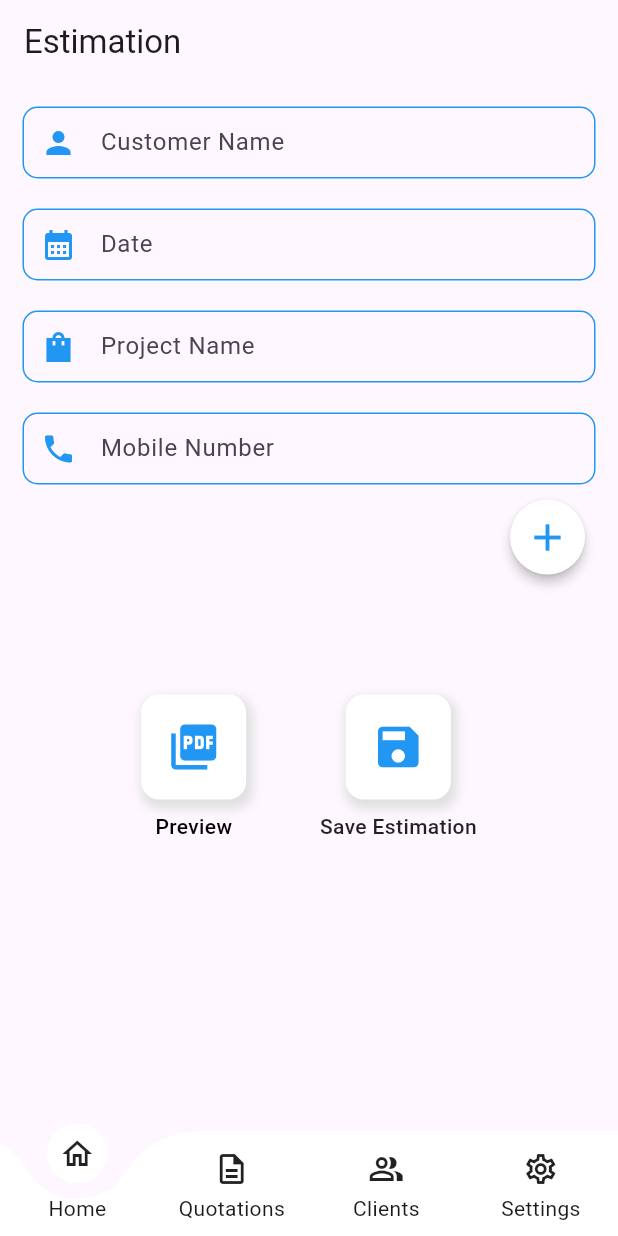
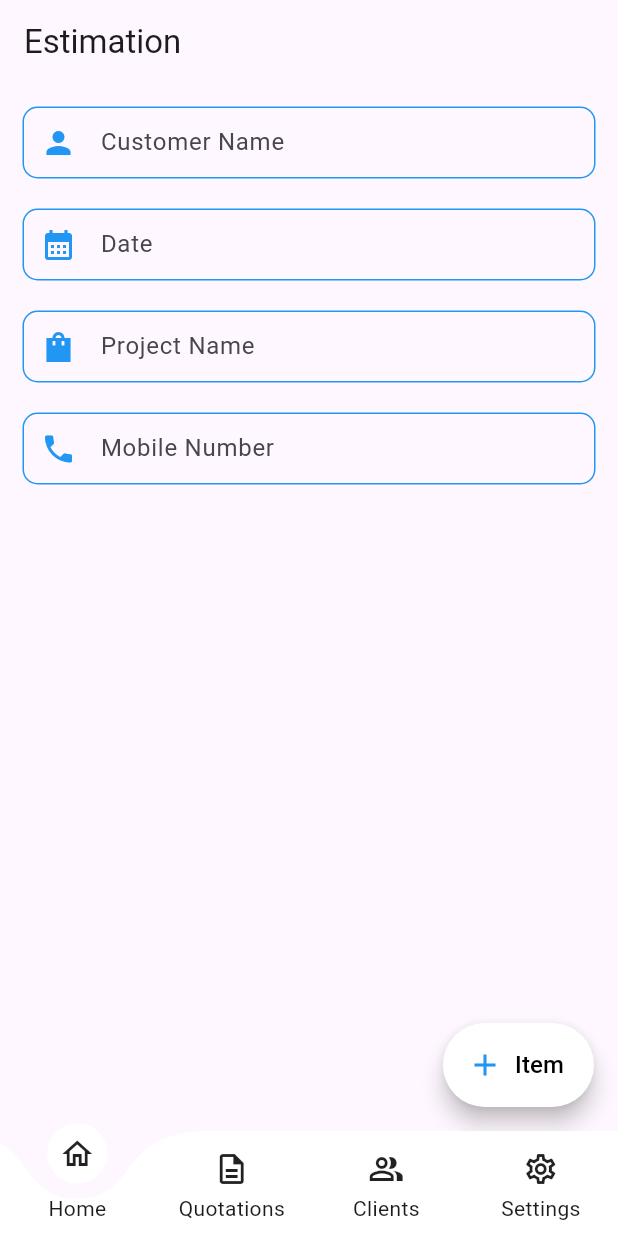
Before and after one commit to AryanSoni27/Quotation-Calculator, a Flutter app: the screen it shows after launch, on a phone screen of 412 x 824 dp. Run offline on Flutter 3.47's test engine with Material 3 defaults, Android fonts, the light colour scheme and no system bars; drawn by our look-alikes of curved_labeled_navigation_bar; our stand-ins replace open_file, pdf, shared_preferences, sqflite; accounts and stored records are empty.

Commit message:
Changed little bit UI and now save and preview buttons are only visible when atleast there is one item added to the list

```diff
--- a/lib/models/quotation_item.dart
+++ b/lib/models/quotation_item.dart
@@ -1,7 +1,7 @@
 import 'package:flutter/material.dart';
 
 class QuotationItem {
-  final int? id;
+  final int id;
   final String itemName;
   final String unit;
   final String shape;
@@ -14,7 +14,7 @@ class QuotationItem {
   final double totalCost;
 
   QuotationItem({
-    this.id,
+    required this.id,
     required this.itemName,
     required this.unit,
     required this.shape,
--- a/lib/screens/home_screen.dart
+++ b/lib/screens/home_screen.dart
@@ -57,8 +57,12 @@ class _HomeScreenState extends State<HomeScreen> {
 
     if (clientJsonList != null) {
       setState(() {
-        clientNames = clientJsonList
-            .map((jsonString) => ClientDetails.fromJson(jsonDecode(jsonString)).firstName)
+        clientNames =
+            clientJsonList
+                .map(
+                  (jsonString) =>
+                      ClientDetails.fromJson(jsonDecode(jsonString)).firstName,
+                )
                 .toList();
       });
     }
@@ -75,7 +79,6 @@ class _HomeScreenState extends State<HomeScreen> {
       _customerNameValid = false;
     });
   }
-
 
   Future<void> loadCustomerDetails() async {
     SharedPreferences prefs = await SharedPreferences.getInstance();
@@ -128,20 +131,15 @@ class _HomeScreenState extends State<HomeScreen> {
   void getQuotationItems() async {
     List<Map<String, dynamic>> data = await dbRef.getAllQuotationItems();
 
-    List<QuotationItem> fetchedItems =
-        data.map((item) {
+    List<QuotationItem> fetchedItems = data.map((item) {
       return QuotationItem(
-            id: item['s_no'],
-            // Ensure correct column name
+        id: item['s_no'], // Ensure ID is retrieved
         itemName: item['item_name'],
         unit: item['unit'],
         shape: item['shape'],
         length: (item['length'] as num).toDouble(),
         width: (item['width'] as num).toDouble(),
-            height:
-                item['height'] != null
-                    ? (item['height'] as num).toDouble()
-                    : null,
+        height: item['height'] != null ? (item['height'] as num).toDouble() : null,
         squareFeet: (item['square_feet'] as num).toDouble(),
         quantity: item['quantity'] as int,
         rate: (item['rate'] as num).toDouble(),
@@ -150,13 +148,15 @@ class _HomeScreenState extends State<HomeScreen> {
     }).toList();
 
     setState(() {
-      items = fetchedItems; // Ensure UI updates with latest items
+      items = fetchedItems; // Update UI with persistent data
     });
   }
+
 
   // Add a quotation item to database
   Future<void> addQuotationItem(QuotationItem item) async {
     Map<String, dynamic> row = {
+      DBHelper.COLUMN_SNO: item.id, // Store the ID in the database
       DBHelper.COLUMN_ITEM_NAME: item.itemName,
       DBHelper.COLUMN_UNIT: item.unit,
       DBHelper.COLUMN_SHAPE: item.shape,
@@ -169,16 +169,11 @@ class _HomeScreenState extends State<HomeScreen> {
       DBHelper.COLUMN_TOTAL_COST: item.totalCost,
     };
 
-    await dbRef.insertQuotationItem(row);
+    await dbRef.insertQuotationItem(row); // Insert into database
 
-    // Refresh UI immediately after adding the item
-    setState(() {
-      items.add(item);
-    });
+    getQuotationItems(); // Reload items from database to ensure persistence
+  }
 
-    // Fetch items again from database to ensure consistency
-    getQuotationItems();
-  }
 
   // Update a quotation item in database
   Future<void> updateQuotationItem(
@@ -212,24 +207,22 @@ class _HomeScreenState extends State<HomeScreen> {
   }
 
   // Delete a quotation item from database
-  Future<void> deleteQuotationItem(
-    String itemName,
-    String unit,
-    String shape,
-    double length,
-    double width,
-    double? height,
-  ) async {
-    await dbRef.deleteQuotationItem(
-      itemName,
-      unit,
-      shape,
-      length,
-      width,
-      height,
+  Future<void> deleteQuotationItem(int id) async {
+    await dbRef.deleteQuotationItem(id); // Delete item from database
+
+    setState(() {
+      items.removeWhere((item) => item.id == id); // Remove item from UI list
+    });
+
+    ScaffoldMessenger.of(context).showSnackBar(
+      SnackBar(
+        content: Text('Item deleted successfully!'),
+        backgroundColor: Colors.red,
+        duration: Duration(seconds: 2),
+      ),
     );
-    getQuotationItems(); // Refresh UI after deletion
   }
+
 
   void _setupFocusListeners() {
     _customerNameFocusNode.addListener(() {
@@ -323,7 +316,8 @@ class _HomeScreenState extends State<HomeScreen> {
 
   @override
   Widget build(BuildContext context) {
-    return SingleChildScrollView(
+    return Scaffold(
+      body: SingleChildScrollView(
         child: Container(
           padding: EdgeInsets.all(8.0),
           child: Padding(
@@ -346,18 +340,21 @@ class _HomeScreenState extends State<HomeScreen> {
                         prefixIcon: Icon(Icons.person, color: Colors.blue),
                         enabledBorder: OutlineInputBorder(
                           borderSide: BorderSide(
-                          color: _customerNameValid ? Colors.blue : Colors.red,
+                            color:
+                                _customerNameValid ? Colors.blue : Colors.red,
                           ),
                           borderRadius: BorderRadius.circular(10),
                         ),
                         focusedBorder: OutlineInputBorder(
                           borderSide: BorderSide(
                             width: 2,
-                          color: _customerNameValid ? Colors.blue : Colors.red,
+                            color:
+                                _customerNameValid ? Colors.blue : Colors.red,
                           ),
                           borderRadius: BorderRadius.circular(10),
                         ),
-                      errorText: _customerNameValid ? null : "Name is required",
+                        errorText:
+                            _customerNameValid ? null : "Name is required",
                         contentPadding: EdgeInsets.all(10),
                         // suffixIcon: Icon(Icons.arrow_drop_down, color: Colors.blue),
                       ),
@@ -372,16 +369,24 @@ class _HomeScreenState extends State<HomeScreen> {
                     decoration: BoxDecoration(
                       color: Colors.white,
                       borderRadius: BorderRadius.circular(10),
-                    boxShadow: [BoxShadow(color: Colors.black26, blurRadius: 5)],
+                      boxShadow: [
+                        BoxShadow(color: Colors.black26, blurRadius: 5),
+                      ],
                     ),
                     child: Column(
-                    children: clientNames
+                      children:
+                          clientNames
                               .map(
                                 (name) => ListTile(
-                        title: Text(name, style: TextStyle(fontSize: 16)),
+                                  title: Text(
+                                    name,
+                                    style: TextStyle(fontSize: 16),
+                                  ),
                                   onTap: () {
                                     setState(() {
-                            formController.customerNameController.text = name;
+                                      formController
+                                          .customerNameController
+                                          .text = name;
                                       _showDropdown = false;
                                       _customerNameValid = true;
                                     });
@@ -510,38 +515,6 @@ class _HomeScreenState extends State<HomeScreen> {
                   },
                 ),
 
-              Row(
-                mainAxisAlignment: MainAxisAlignment.end,
-                children: [
-                  Container(
-                    margin: const EdgeInsets.only(top: 10),
-                    child: ElevatedButton(
-                      style: ElevatedButton.styleFrom(
-                        backgroundColor: Colors.white,
-                        foregroundColor: Colors.black,
-                        elevation: 3,
-                        shape: const CircleBorder(),
-                        padding: const EdgeInsets.all(10),
-                        // side: BorderSide(color: Colors.grey.shade300),
-                      ),
-                      onPressed: () async {
-                        // Wait for and handle the result from bottom popup
-                        final result = await showBottomPopup(context);
-                        if (result != null) {
-                          // Add the item to the database
-                          await addQuotationItem(result);
-                        }
-                      },
-                      child: const Icon(
-                        Icons.add,
-                        color: Colors.blue,
-                        size: 30,
-                      ),
-                    ),
-                  ),
-                ],
-              ),
-
                 if (items.isNotEmpty) ...[
                   SizedBox(height: 20),
                   Text(
@@ -608,14 +581,7 @@ class _HomeScreenState extends State<HomeScreen> {
                               IconButton(
                                 icon: Icon(Icons.delete, color: Colors.red),
                                 onPressed: () async {
-                                await deleteQuotationItem(
-                                  item.itemName,
-                                  item.unit,
-                                  item.shape,
-                                  item.length,
-                                  item.width,
-                                  item.height,
-                                );
+                                  await deleteQuotationItem(item.id);
                                 },
                               ),
                             ],
@@ -630,12 +596,10 @@ class _HomeScreenState extends State<HomeScreen> {
 
                 //Button to add items
                 // Add Item Button
-
-
-
                 const SizedBox(height: 20),
 
                 // Preview PDF Button
+                if (items.isNotEmpty)
                   Padding(
                     padding: const EdgeInsets.symmetric(
                       horizontal: 30,
@@ -652,12 +616,18 @@ class _HomeScreenState extends State<HomeScreen> {
                                 if (await validateFields()) {
                                   generatePdf(
                                     customerName:
-                                    formController.customerNameController.text,
+                                        formController
+                                            .customerNameController
+                                            .text,
                                     date: formController.dateController.text,
                                     projectName:
-                                    formController.projectNameController.text,
+                                        formController
+                                            .projectNameController
+                                            .text,
                                     mobileNumber:
-                                    formController.mobileNumberController.text,
+                                        formController
+                                            .mobileNumberController
+                                            .text,
                                     items: items,
                                   );
                                 }
@@ -717,20 +687,25 @@ class _HomeScreenState extends State<HomeScreen> {
                                         DateTime.now().millisecondsSinceEpoch
                                             .toString(),
                                     customerName:
-                                    formController.customerNameController.text,
+                                        formController
+                                            .customerNameController
+                                            .text,
                                     date: formController.dateController.text,
                                     projectName:
-                                    formController.projectNameController.text,
+                                        formController
+                                            .projectNameController
+                                            .text,
                                     mobileNumber:
-                                    formController.mobileNumberController.text,
+                                        formController
+                                            .mobileNumberController
+                                            .text,
                                     items: List.from(items),
                                     totalAmount: totalAmount,
                                   );
 
                                   // Save to database
-                              await DBHelperQuotation.instance.saveQuotation(
-                                quotation,
-                              );
+                                  await DBHelperQuotation.instance
+                                      .saveQuotation(quotation);
 
                                   // Show success message
                                   ScaffoldMessenger.of(context).showSnackBar(
@@ -748,10 +723,13 @@ class _HomeScreenState extends State<HomeScreen> {
 
                                   // Then clear the UI state
                                   setState(() {
-                                formController.customerNameController.clear();
+                                    formController.customerNameController
+                                        .clear();
                                     formController.dateController.clear();
-                                formController.projectNameController.clear();
-                                formController.mobileNumberController.clear();
+                                    formController.projectNameController
+                                        .clear();
+                                    formController.mobileNumberController
+                                        .clear();
                                     items.clear(); // Clear the items list
                                   });
 
@@ -785,7 +763,7 @@ class _HomeScreenState extends State<HomeScreen> {
                             ),
                             const SizedBox(height: 8),
                             const Text(
-                          "Save Estimation",
+                              "Save",
                               style: TextStyle(
                                 fontSize: 14,
                                 fontWeight: FontWeight.w500,
@@ -801,6 +779,27 @@ class _HomeScreenState extends State<HomeScreen> {
             ),
           ),
         ),
+      ),
+      floatingActionButton: FloatingActionButton.extended(
+        onPressed: () async {
+          // Action to add a new item
+          final result = await showBottomPopup(context);
+          if (result != null) {
+            await addQuotationItem(result); // Save to database
+          }
+        },
+        backgroundColor: Colors.white,
+        shape: RoundedRectangleBorder(
+            borderRadius: BorderRadius.circular(50)
+        ),
+        icon: Icon(Icons.add, color: Colors.blue),
+        label: Text(
+          "Item",
+          style: TextStyle(color: Colors.black, fontSize: 16),
+        ),
+      ),
+      floatingActionButtonLocation:
+          FloatingActionButtonLocation.endFloat, // Bottom right position
     );
   }
 }
--- a/lib/screens/quotations.dart
+++ b/lib/screens/quotations.dart
@@ -229,6 +229,9 @@ class _QuotationsState extends State<Quotations> {
                 },
               ),
       floatingActionButton: FloatingActionButton.extended(
+        shape: RoundedRectangleBorder(
+            borderRadius: BorderRadius.circular(50)
+        ),
         onPressed: _loadQuotations,
         label: const Text("Refresh"),
         icon: const Icon(Icons.refresh),
--- a/lib/widgets/bottom_popup_quotation_item.dart
+++ b/lib/widgets/bottom_popup_quotation_item.dart
@@ -317,6 +317,7 @@ Future<QuotationItem?> showBottomPopup(BuildContext context, {QuotationItem? exi
 
                           // Create the QuotationItem with all entered data
                           final item = QuotationItem(
+                            id: existingItem?.id ?? DateTime.now().millisecondsSinceEpoch,
                             itemName: itemNameController.text,
                             unit: selectedUnit,
                             shape: selectedShape,
```
Also changed, not shown: lib/data/db_helper_quotation.dart (+17 -12 lines). Lines whose indentation alone changed are shown as unchanged.
